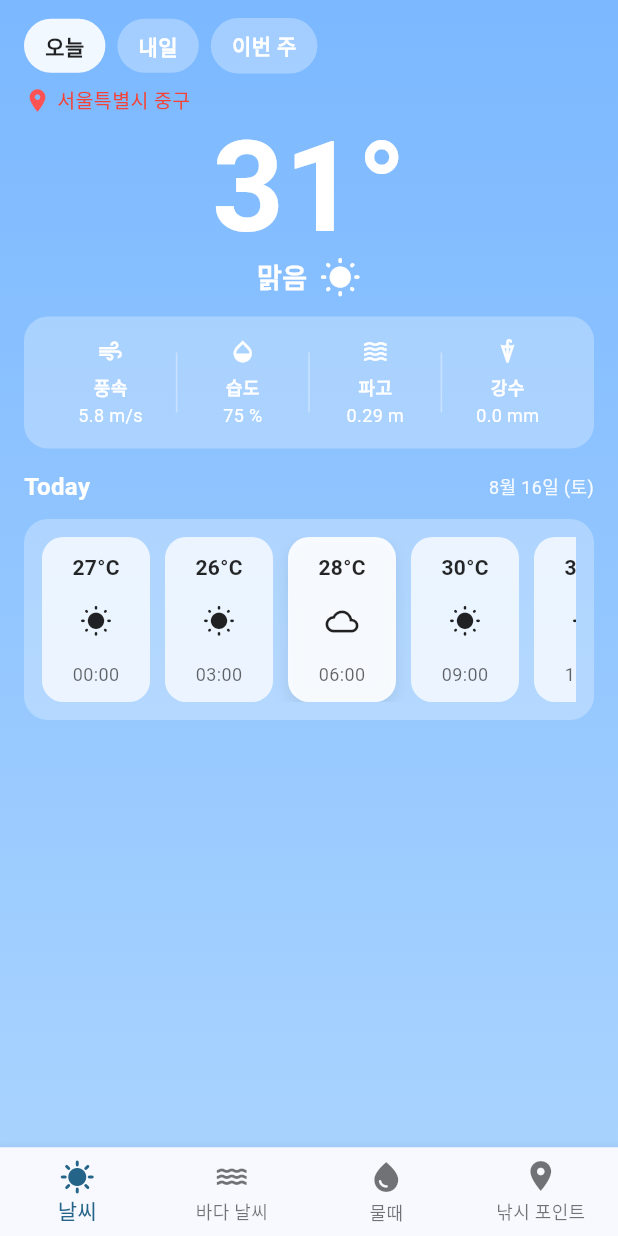
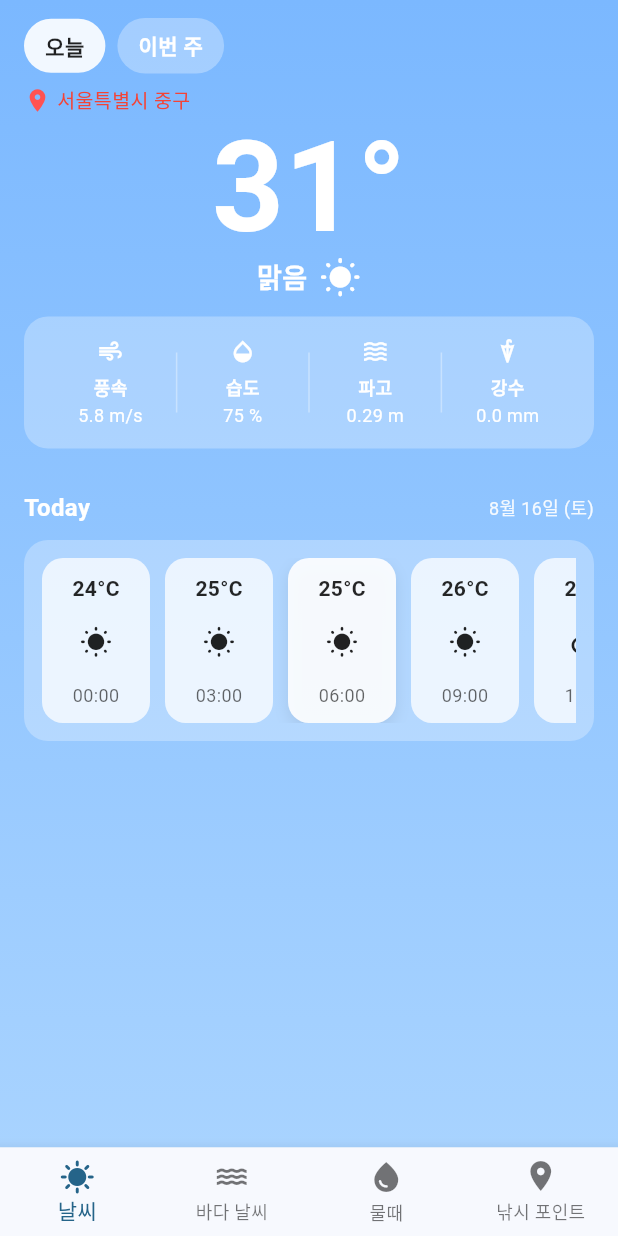
Before and after one commit to Team-TailStar/DIVE-APP, a Flutter app: the screen it shows after launch, on a phone screen of 412 x 824 dp. Run offline on Flutter 3.47's test engine with Material 3 defaults, Android fonts, the phone set to English and light mode, and no system bars; our stand-ins replace geolocator; network calls fail; Roboto replaces fonts that are missing (Pretendard).

Commit message:
Feat : 일주일 날씨 추가

```diff
--- a/lib/pages/weather/weather_api.dart
+++ b/lib/pages/weather/weather_api.dart
@@ -65,126 +65,39 @@ class WeatherApi {
 
   static Future<List<Day7Item>> fetchDay7(double lat, double lon) async {
     if (_useMock) {
-      final start = DateTime.now();
-      // 3시간 간격으로 샘플 몇 개
-      final List<Day7Item> items = [
-        Day7Item(
-          time: DateTime(start.year, start.month, start.day, 0),
-          sky: '맑음',
-          skyCode: '1',
-          rainProb: 0,
-          rainAmtMm: 0.0,
-          tempC: 27,
-          humidity: 91,
-          windDir: 'NE',
-          windSpd: 1.0,
-          wavePrd: 7.2,
-          waveHt: 0.20,
-          waveDir: 'SSW',
-        ),
-        Day7Item(
-          time: DateTime(start.year, start.month, start.day, 3),
-          sky: '맑음',
-          skyCode: '1',
-          rainProb: 0,
-          rainAmtMm: 0.0,
-          tempC: 26,
-          humidity: 85,
-          windDir: 'N',
-          windSpd: 1.8,
-          wavePrd: 7.1,
-          waveHt: 0.18,
-          waveDir: 'SSW',
-        ),
-        Day7Item(
-          time: DateTime(start.year, start.month, start.day, 6),
-          sky: '구름조금',
-          skyCode: '2',
-          rainProb: 10,
-          rainAmtMm: 0.0,
-          tempC: 28,
-          humidity: 74,
-          windDir: 'E',
-          windSpd: 0.6,
-          wavePrd: 8.0,
-          waveHt: 0.94,
-          waveDir: 'ENE',
-        ),
-        Day7Item(
-          time: DateTime(start.year, start.month, start.day, 9),
-          sky: '맑음',
-          skyCode: '1',
-          rainProb: 0,
-          rainAmtMm: 0.0,
-          tempC: 30,
-          humidity: 57,
-          windDir: 'SE',
-          windSpd: 2.2,
-          wavePrd: 5.5,
-          waveHt: 1.2,
-          waveDir: 'ENE',
-        ),
-        Day7Item(
-          time: DateTime(start.year, start.month, start.day, 12),
-          sky: '맑음',
-          skyCode: '1',
-          rainProb: 0,
-          rainAmtMm: 0.0,
-          tempC: 31,
-          humidity: 55,
-          windDir: 'S',
-          windSpd: 2.0,
-          wavePrd: 6.3,
-          waveHt: 0.6,
-          waveDir: 'ESE',
-        ),
-        Day7Item(
-          time: DateTime(start.year, start.month, start.day, 15),
-          sky: '구름조금',
-          skyCode: '2',
-          rainProb: 10,
-          rainAmtMm: 0.0,
-          tempC: 30,
-          humidity: 60,
-          windDir: 'SSW',
-          windSpd: 1.6,
-          wavePrd: 6.8,
-          waveHt: 0.5,
-          waveDir: 'SE',
-        ),
-        Day7Item(
-          time: DateTime(start.year, start.month, start.day, 18),
-          sky: '맑음',
-          skyCode: '1',
-          rainProb: 0,
-          rainAmtMm: 0.0,
-          tempC: 28,
-          humidity: 68,
-          windDir: 'S',
-          windSpd: 1.2,
-          wavePrd: 7.5,
-          waveHt: 0.4,
-          waveDir: 'SSE',
-        ),
-        Day7Item(
-          time: DateTime(start.year, start.month, start.day, 21),
-          sky: '맑음',
-          skyCode: '1',
-          rainProb: 0,
-          rainAmtMm: 0.0,
-          tempC: 27,
-          humidity: 72,
-          windDir: 'SSW',
-          windSpd: 0.8,
-          wavePrd: 8.2,
-          waveHt: 0.35,
-          waveDir: 'SSW',
-        ),
-      ];
+      final now = DateTime.now();
+      final List<Day7Item> items = [];
+
+      // 7일 × 3시간 간격 샘플 생성
+      for (int d = 0; d < 7; d++) {
+        for (int h = 0; h < 24; h += 3) {
+          final t = DateTime(now.year, now.month, now.day + d, h);
+          items.add(
+            Day7Item(
+              time: t,
+              sky: (h < 12) ? '맑음' : '구름조금',
+              skyCode: (h < 12) ? '1' : '2',
+              rainProb: (h == 15 && d.isEven) ? 30 : 0,
+              rainAmtMm: (h == 15 && d.isEven) ? 1.2 : 0.0,
+              tempC: 24.0 + d + (h / 6),
+              // 대충 오르는 곡선
+              humidity: 60 + (h % 4) * 5,
+              // 60~75
+              windDir: 'S',
+              windSpd: 1.5 + d * 0.3,
+              wavePrd: 6.0 + (h % 5) * 0.3,
+              waveHt: 0.3 + (h % 6) * 0.05,
+              waveDir: 'S',
+            ),
+          );
+        }
+      }
+
+      items.sort((a, b) => a.time.compareTo(b.time));
       return items;
     }
 
-    // === 실제 API 호출 경로 (키 받으면 _useMock=false 로 전환) ===
+    // === 실제 API 호출 (키 받으면 _useMock=false로 전환) ===
     final url = Uri.parse('$baseUrl/api/weather/day7?lat=$lat&lon=$lon');
     final res = await http.get(url);
     if (res.statusCode != 200) {
@@ -192,7 +105,8 @@ class WeatherApi {
     }
     final Map<String, dynamic> j = json.decode(res.body);
     final List list = j['weather'] ?? [];
-    final items = list.map((e) => Day7Item.fromJson(e)).toList().cast<Day7Item>();
+    final items = list.map((e) => Day7Item.fromJson(e)).toList().cast<
+        Day7Item>();
     items.sort((a, b) => a.time.compareTo(b.time));
     return items;
   }
--- a/lib/pages/weather/weather_hourly_list.dart
+++ b/lib/pages/weather/weather_hourly_list.dart
@@ -90,10 +90,6 @@ class WeatherHourlyList extends StatelessWidget {
         start = DateTime(now.year, now.month, now.day);
         end = start.add(const Duration(days: 1));
         break;
-      case WeatherTab.tomorrow:
-        start = DateTime(now.year, now.month, now.day).add(const Duration(days: 1));
-        end = start.add(const Duration(days: 1));
-        break;
       case WeatherTab.week:
         start = DateTime(now.year, now.month, now.day);
         end = start.add(const Duration(days: 7));
--- a/lib/pages/weather/weather_page.dart
+++ b/lib/pages/weather/weather_page.dart
@@ -9,6 +9,7 @@ import 'weather_models.dart';
 import 'air_quality_card.dart';
 import 'air_quality_service.dart';
 import 'sky_icon_mapper.dart';
+import 'weather_weekly_list.dart';
 
 class WeatherPage extends StatefulWidget {
   final double lat;
@@ -71,8 +72,35 @@ class _WeatherPageState extends State<WeatherPage> {
                             _bigTemp(current.tempC, current.sky, current.skyCode),
                             const SizedBox(height: 12),
                             WeatherMetricsCard(current: current),
+                            if (_tab == WeatherTab.today) ...[
+                              const SizedBox(height: 14),
+                              FutureBuilder<AirQualitySummary>(
+                                future: AirQualityService.fetchSummary(city: now.city),
+                                builder: (context, aq) {
+                                  if (aq.connectionState != ConnectionState.done) {
+                                    return Container(
+                                      height: 160,
+                                      decoration: BoxDecoration(
+                                        color: Colors.white.withOpacity(0.28),
+                                        borderRadius: BorderRadius.circular(16),
+                                      ),
+                                      child: const Center(
+                                        child: CircularProgressIndicator(color: Colors.white),
+                                      ),
+                                    );
+                                  }
+                                  if (!aq.hasData) return const SizedBox.shrink();
+                                  return Padding(
+                                    padding: const EdgeInsets.only(bottom: 14),
+                                    child: AirQualityCard(data: aq.data!),
+                                  );
+                                },
+                              ),
+                            ],
+
                             const SizedBox(height: 14),
 
+                            // 예보(오늘=시간대 리스트 / 이번 주=주간 리스트+대기질 배지)
                             FutureBuilder<List<Day7Item>>(
                               future: _day7F,
                               builder: (context, ds) {
@@ -82,30 +110,25 @@ class _WeatherPageState extends State<WeatherPage> {
                                 if (ds.hasError || ds.data == null || ds.data!.isEmpty) {
                                   return _emptyBox('예보 정보가 없습니다.');
                                 }
-                                return WeatherHourlyList(all: ds.data!, tab: _tab);
-                              },
-                            ),
-                            const SizedBox(height: 14),
-                            FutureBuilder<AirQualitySummary>(
-                              future: AirQualityService.fetchSummary(city: now.city),
-                              builder: (context, snap) {
-                                if (snap.connectionState != ConnectionState.done) {
-                                  return Container(
-                                    height: 160,
-                                    decoration: BoxDecoration(
-                                      color: Colors.white.withOpacity(0.28),
-                                      borderRadius: BorderRadius.circular(16),
-                                    ),
-                                    child: const Center(child: CircularProgressIndicator(color: Colors.white)),
-                                  );
+                                final list = ds.data!;
+
+                                if (_tab == WeatherTab.today) {
+                                  return WeatherHourlyList(all: list, tab: _tab);
                                 }
-                                if (!snap.hasData) return const SizedBox.shrink();
-                                return Padding(
-                                  padding: const EdgeInsets.only(bottom: 14),
-                                  child: AirQualityCard(data: snap.data!),
+
+                                // 이번 주: 대기질 요약을 배지로 전달(로딩 중이어도 null 허용)
+                                return FutureBuilder<AirQualitySummary>(
+                                  future: AirQualityService.fetchSummary(city: now.city),
+                                  builder: (context, aq) {
+                                    return WeatherWeeklyList(
+                                      all: list,
+                                      air: aq.data, // null이어도 내부에서 안전 처리
+                                    );
+                                  },
                                 );
                               },
                             ),
+
                             const SizedBox(height: 24),
                           ],
                         ),
@@ -118,7 +141,7 @@ class _WeatherPageState extends State<WeatherPage> {
           ),
         ),
       ),
-        bottomNavigationBar: const AppBottomNav(currentIndex: 0)
+      bottomNavigationBar: const AppBottomNav(currentIndex: 0),
     );
   }
 
--- a/lib/pages/weather/weather_tabs.dart
+++ b/lib/pages/weather/weather_tabs.dart
@@ -1,6 +1,6 @@
 import 'package:flutter/material.dart';
 
-enum WeatherTab { today, tomorrow, week }
+enum WeatherTab { today, week  }
 
 class WeatherTabs extends StatelessWidget {
   final WeatherTab current;
@@ -36,7 +36,6 @@ class WeatherTabs extends StatelessWidget {
     return Row(
       children: [
         chip('오늘', WeatherTab.today),
-        chip('내일', WeatherTab.tomorrow),
         chip('이번 주', WeatherTab.week),
       ],
     );
```
Also changed, not shown: lib/pages/weather/weather_weekly_list.dart (added, +272 -0 lines).
